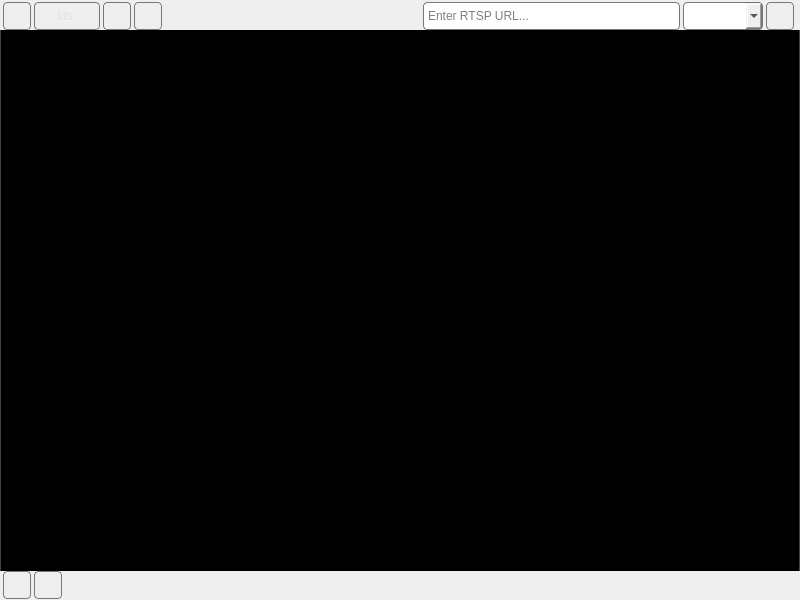
robotique-udes/rover, file rover_gui/ui/ui/Player.ui: the form before one commit.
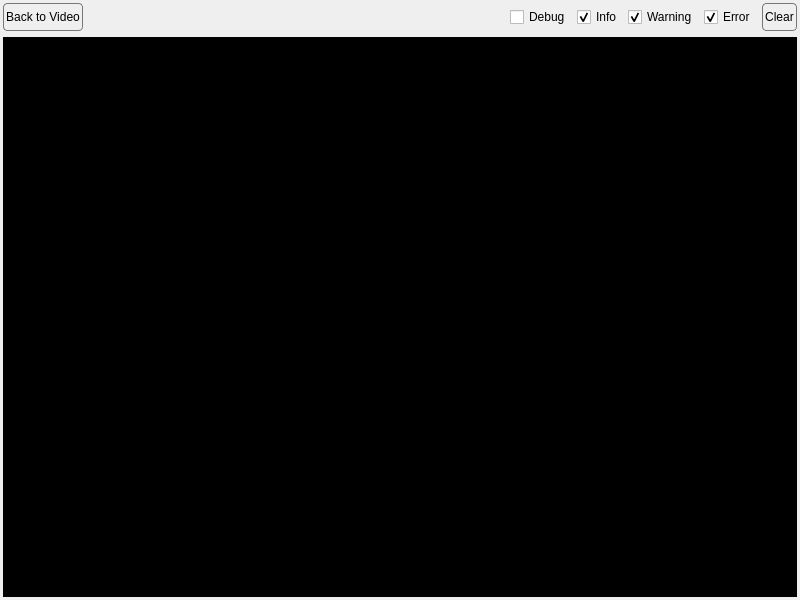
The form after the commit. The open tabs and pages were chosen to show the change. Icons and pictures are not drawn.

Patch:
```diff
--- a/rover_gui/ui/ui/Player.ui
+++ b/rover_gui/ui/ui/Player.ui
@@ -31,7 +31,7 @@
     /* Control buttons - consistent sizing and reduced padding for larger icons */
     QPushButton#arucoButton, QPushButton#toggleViewButton, 
     QPushButton#toggleControlsButton, QToolButton#screenshotButton, 
-    QToolButton#recordButton, QPushButton#playPauseButton, QPlayPauseButton {
+    QToolButton#recordButton, QPushButton#playPauseButton {
       min-width: 26px;
       max-width: 26px;
       min-height: 26px;
@@ -66,6 +66,13 @@
       font-size: 16px;
     }
     
+    /* Log text styling */
+    QTextEdit#logDisplay {
+      background-color: black;
+      color: white; 
+      font-family: monospace;
+    }
+    
     /* Stream header labels - hide them */
     QLabel.stream-header {
       max-height: 0px;
@@ -94,6 +101,32 @@
     <number>0</number>
    </property>
    <item>
+    <!-- Main stacked widget for switching between video and logs -->
+    <widget class="QStackedWidget" name="mainStackedWidget">
+     <property name="currentIndex">
+      <number>0</number>
+     </property>
+     
+     <!-- Page 1: Video Page -->
+     <widget class="QWidget" name="videoPage">
+      <layout class="QVBoxLayout" name="videoPageLayout">
+       <property name="spacing">
+        <number>0</number>
+       </property>
+       <property name="leftMargin">
+        <number>0</number>
+       </property>
+       <property name="topMargin">
+        <number>0</number>
+       </property>
+       <property name="rightMargin">
+        <number>0</number>
+       </property>
+       <property name="bottomMargin">
+        <number>0</number>
+       </property>
+       
+       <item>
     <widget class="QWidget" name="controlsContainer" native="true">
      <layout class="QVBoxLayout" name="controlsLayout">
       <property name="spacing">
@@ -345,7 +378,13 @@
     </widget>
    </item>
    <item>
-    <widget class="QWidget" name="videoWidget" native="true">
+        <!-- Video stack - for showing video or status message -->
+        <widget class="QStackedWidget" name="videoStack">
+         <property name="currentIndex">
+          <number>0</number>
+         </property>
+         <!-- Video widget -->
+         <widget class="QWidget" name="videoWidget">
      <property name="sizePolicy">
       <sizepolicy hsizetype="Expanding" vsizetype="Expanding">
        <horstretch>0</horstretch>
@@ -356,6 +395,28 @@
       <string>background-color: black;</string>
      </property>
     </widget>
+         <!-- Status page -->
+         <widget class="QWidget" name="statusPage">
+          <property name="styleSheet">
+           <string>background-color: black;</string>
+          </property>
+          <layout class="QVBoxLayout" name="statusLayout">
+           <property name="alignment">
+            <set>Qt::AlignCenter</set>
+           </property>
+           <item>
+            <widget class="QLabel" name="statusLabel">
+             <property name="text">
+              <string>Not Connected</string>
+             </property>
+             <property name="alignment">
+              <set>Qt::AlignCenter</set>
+             </property>
+            </widget>
+           </item>
+          </layout>
+         </widget>
+        </widget>
    </item>
    <item>
     <layout class="QHBoxLayout" name="bottomLayout">
@@ -446,6 +507,127 @@
       </spacer>
      </item>
     </layout>
+       </item>
+      </layout>
+     </widget>
+     
+     <!-- Page 2: Logs Page -->
+     <widget class="QWidget" name="logWidget">
+      <layout class="QVBoxLayout" name="logLayout">
+       <property name="spacing">
+        <number>3</number>
+       </property>
+       <property name="leftMargin">
+        <number>3</number>
+       </property>
+       <property name="topMargin">
+        <number>3</number>
+       </property>
+       <property name="rightMargin">
+        <number>3</number>
+       </property>
+       <property name="bottomMargin">
+        <number>3</number>
+       </property>
+       <item>
+        <layout class="QHBoxLayout" name="logControlLayout">
+         <property name="spacing">
+          <number>6</number>
+         </property>
+         <property name="leftMargin">
+          <number>0</number>
+         </property>
+         <property name="topMargin">
+          <number>0</number>
+         </property>
+         <property name="rightMargin">
+          <number>0</number>
+         </property>
+         <property name="bottomMargin">
+          <number>3</number>
+         </property>
+         <item>
+          <widget class="QPushButton" name="backToVideoBtn">
+           <property name="text">
+            <string>Back to Video</string>
+           </property>
+          </widget>
+         </item>
+         <item>
+          <spacer name="logControlSpacer">
+           <property name="orientation">
+            <enum>Qt::Horizontal</enum>
+           </property>
+           <property name="sizeHint" stdset="0">
+            <size>
+             <width>40</width>
+             <height>20</height>
+            </size>
+           </property>
+          </spacer>
+         </item>
+         <item>
+          <widget class="QCheckBox" name="debugCheckbox">
+           <property name="text">
+            <string>Debug</string>
+           </property>
+           <property name="checked">
+            <bool>false</bool>
+           </property>
+          </widget>
+         </item>
+         <item>
+          <widget class="QCheckBox" name="infoCheckbox">
+           <property name="text">
+            <string>Info</string>
+           </property>
+           <property name="checked">
+            <bool>true</bool>
+           </property>
+          </widget>
+         </item>
+         <item>
+          <widget class="QCheckBox" name="warningCheckbox">
+           <property name="text">
+            <string>Warning</string>
+           </property>
+           <property name="checked">
+            <bool>true</bool>
+           </property>
+          </widget>
+         </item>
+         <item>
+          <widget class="QCheckBox" name="errorCheckbox">
+           <property name="text">
+            <string>Error</string>
+           </property>
+           <property name="checked">
+            <bool>true</bool>
+           </property>
+          </widget>
+         </item>
+         <item>
+          <widget class="QPushButton" name="clearButton">
+           <property name="text">
+            <string>Clear</string>
+           </property>
+          </widget>
+         </item>
+        </layout>
+       </item>
+       <item>
+        <widget class="QTextEdit" name="logDisplay">
+         <property name="readOnly">
+          <bool>true</bool>
+         </property>
+         <property name="lineWrapMode">
+          <enum>QTextEdit::NoWrap</enum>
+         </property>
+        </widget>
+       </item>
+      </layout>
+     </widget>
+    </widget>
    </item>
   </layout>
  </widget>
```
Lines whose indentation alone changed are shown as unchanged.
